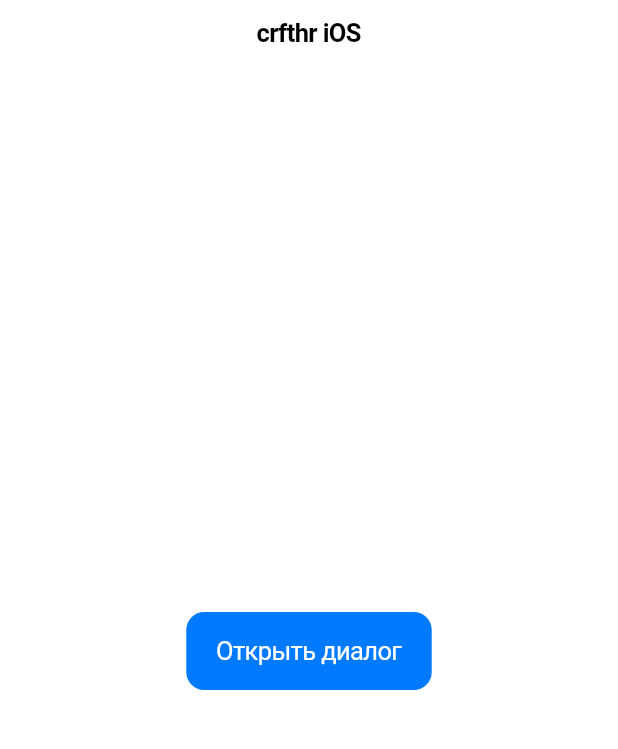
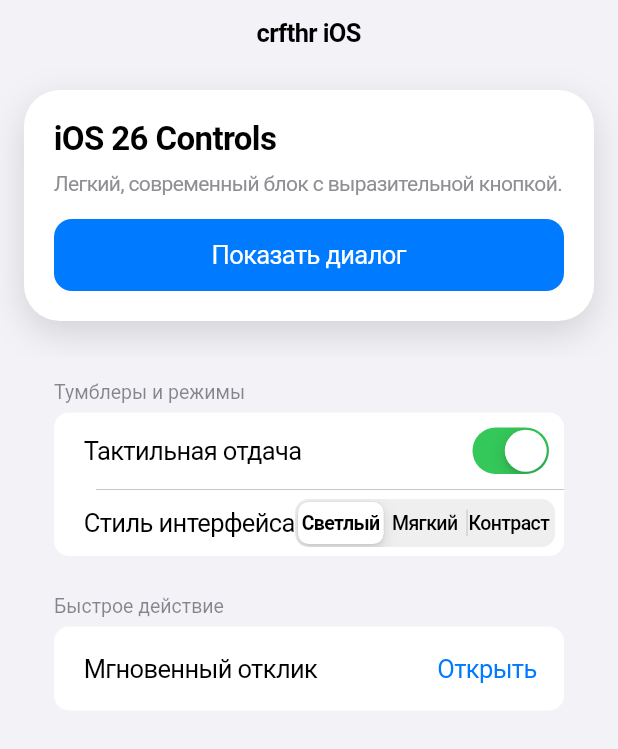
Before and after one commit to Crafthero2000/crfthr-ios, a Flutter app: the screen it shows after launch, on a phone screen of 412 x 824 dp. Shown: the top 749 px of the screen. Run offline on Flutter 3.47's test engine with Material 3 defaults, Android fonts, the phone set to English and light mode, and no system bars.

Commit message:
Изменить HomePage на StatefulWidget и добавить поддержку тактильной отдачи и переключателей стиля интерфейса

```diff
--- a/lib/main.dart
+++ b/lib/main.dart
@@ -14,36 +14,138 @@ class MyApp extends StatelessWidget {
   }
 }
 
-class HomePage extends StatelessWidget {
+class HomePage extends StatefulWidget {
   const HomePage({super.key});
+
+  @override
+  State<HomePage> createState() => _HomePageState();
+}
+
+class _HomePageState extends State<HomePage> {
+  bool _hapticsEnabled = true;
+  int _styleSegment = 0;
+
+  void _showDialog(BuildContext context) {
+    showCupertinoDialog(
+      context: context,
+      builder: (ctx) => CupertinoAlertDialog(
+        title: const Text('Новый диалог'),
+        content: const Text(
+          'Мягкие скругления, аккуратные отступы и ясная типографика в стиле iOS.',
+        ),
+        actions: [
+          CupertinoDialogAction(
+            isDefaultAction: true,
+            onPressed: () => Navigator.of(ctx).pop(),
+            child: const Text('Ок'),
+          ),
+        ],
+      ),
+    );
+  }
 
   @override
   Widget build(BuildContext context) {
     return CupertinoPageScaffold(
+      backgroundColor: CupertinoColors.systemGroupedBackground,
       navigationBar: const CupertinoNavigationBar(
         middle: Text('crfthr iOS'),
       ),
       child: SafeArea(
-        child: Center(
-          child: CupertinoButton.filled(
-            onPressed: () {
-              showCupertinoDialog(
-                context: context,
-                builder: (ctx) => CupertinoAlertDialog(
-                  title: const Text('Привет'),
-                  content: const Text('Это выглядит как нативный iOS UI.'),
-                  actions: [
-                    CupertinoDialogAction(
-                      isDefaultAction: true,
-                      onPressed: () => Navigator.of(ctx).pop(),
-                      child: const Text('OK'),
+        child: ListView(
+          padding: const EdgeInsets.fromLTRB(16, 16, 16, 32),
+          children: [
+            Container(
+              padding: const EdgeInsets.all(20),
+              decoration: BoxDecoration(
+                color: CupertinoColors.systemBackground,
+                borderRadius: BorderRadius.circular(24),
+                boxShadow: const [
+                  BoxShadow(
+                    color: CupertinoColors.systemGrey4,
+                    blurRadius: 20,
+                    offset: Offset(0, 8),
+                  ),
+                ],
+              ),
+              child: Column(
+                crossAxisAlignment: CrossAxisAlignment.start,
+                children: [
+                  const Text(
+                    'iOS 26 Controls',
+                    style: TextStyle(
+                      fontSize: 22,
+                      fontWeight: FontWeight.w700,
                     ),
-                  ],
+                  ),
+                  const SizedBox(height: 8),
+                  const Text(
+                    'Легкий, современный блок с выразительной кнопкой.',
+                    style: TextStyle(
+                      color: CupertinoColors.systemGrey,
+                      fontSize: 14,
+                    ),
+                  ),
+                  const SizedBox(height: 16),
+                  SizedBox(
+                    width: double.infinity,
+                    child: CupertinoButton.filled(
+                      onPressed: () => _showDialog(context),
+                      padding: const EdgeInsets.symmetric(vertical: 14),
+                      child: const Text('Показать диалог'),
+                    ),
+                  ),
+                ],
+              ),
+            ),
+            const SizedBox(height: 24),
+            CupertinoFormSection.insetGrouped(
+              header: const Text('Тумблеры и режимы'),
+              children: [
+                CupertinoFormRow(
+                  prefix: const Text('Тактильная отдача'),
+                  child: CupertinoSwitch(
+                    value: _hapticsEnabled,
+                    onChanged: (value) {
+                      setState(() {
+                        _hapticsEnabled = value;
+                      });
+                    },
+                  ),
                 ),
-              );
-            },
-            child: const Text('Открыть диалог'),
-          ),
+                CupertinoFormRow(
+                  prefix: const Text('Стиль интерфейса'),
+                  child: CupertinoSlidingSegmentedControl<int>(
+                    groupValue: _styleSegment,
+                    children: const {
+                      0: Text('Светлый'),
+                      1: Text('Мягкий'),
+                      2: Text('Контраст'),
+                    },
+                    onValueChanged: (value) {
+                      if (value == null) return;
+                      setState(() {
+                        _styleSegment = value;
+                      });
+                    },
+                  ),
+                ),
+              ],
+            ),
+            CupertinoFormSection.insetGrouped(
+              header: const Text('Быстрое действие'),
+              children: [
+                CupertinoFormRow(
+                  prefix: const Text('Мгновенный отклик'),
+                  child: CupertinoButton(
+                    padding: const EdgeInsets.symmetric(horizontal: 12),
+                    onPressed: () => _showDialog(context),
+                    child: const Text('Открыть'),
+                  ),
+                ),
+              ],
+            ),
+          ],
         ),
       ),
     );
```
